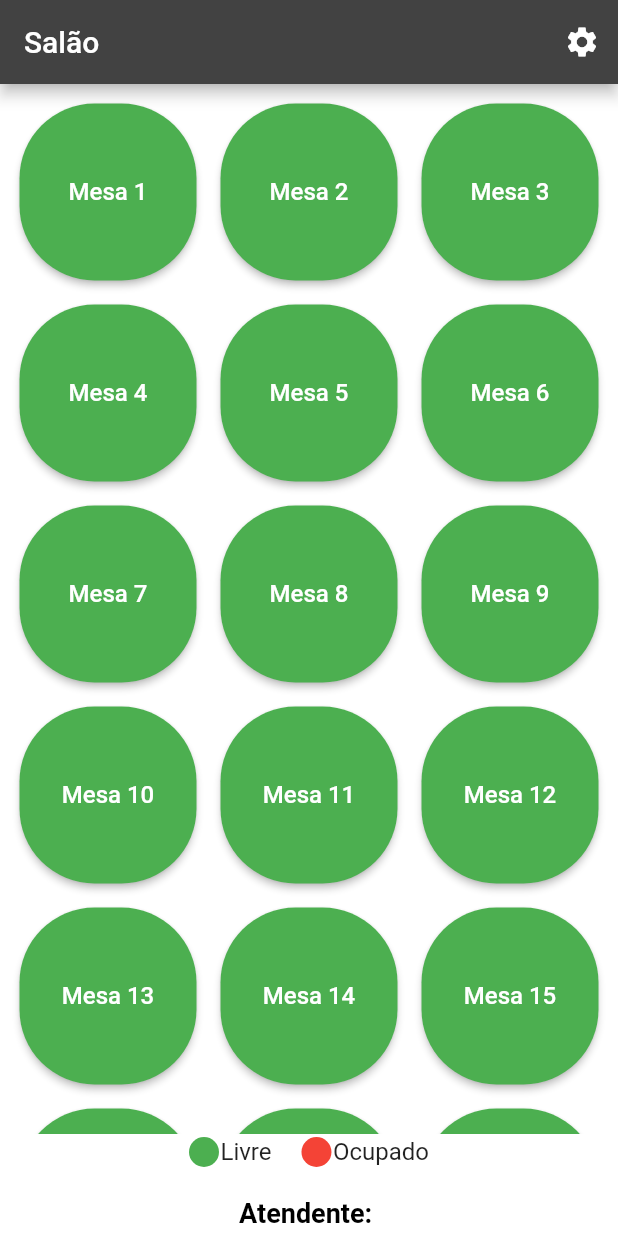
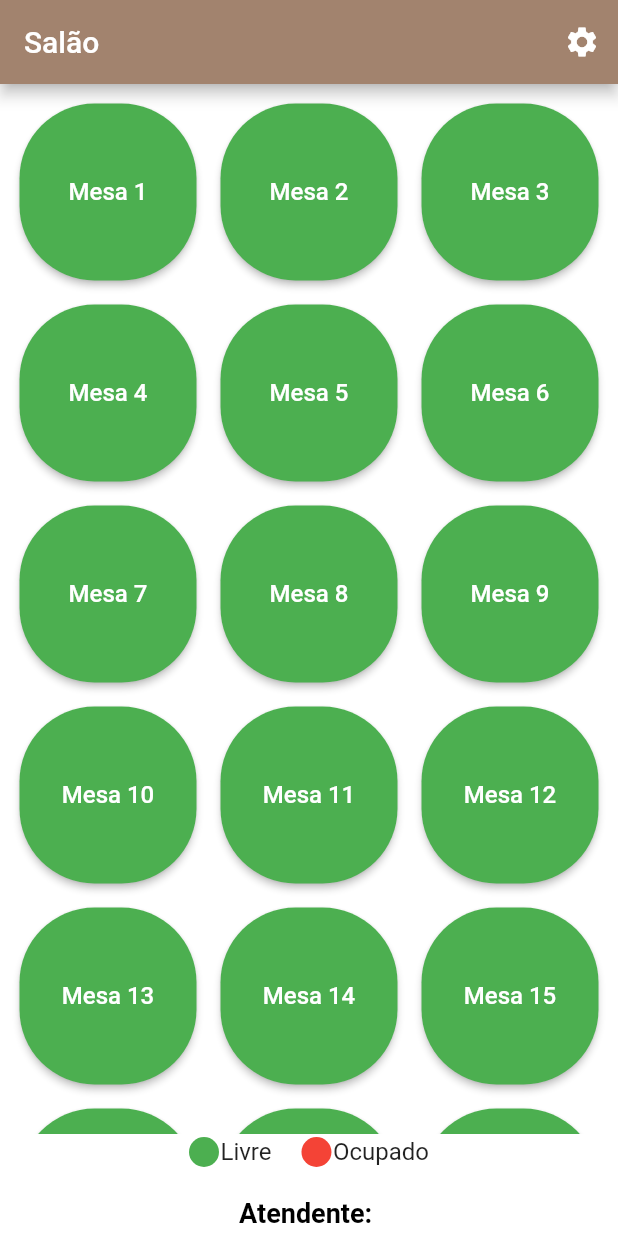
Before and after one commit to jotaaguiar/order_master, a Flutter app: the TelaInicial screen opened directly with empty values, on a phone screen of 412 x 824 dp. Run offline on Flutter 3.47's test engine with Material 2 defaults, Android fonts, the phone set to English and light mode, and no system bars; our stand-ins replace firebase_auth, firebase_core, sqflite; accounts and stored records are empty; generated files the repository leaves out were written again.

Commit message:
versao final

```diff
--- a/lib/screen/tela_inicial.dart
+++ b/lib/screen/tela_inicial.dart
@@ -16,7 +16,7 @@ class TelaInicial extends StatelessWidget {
     return Scaffold(
       appBar: AppBar(
         title: Text('Salão', style: TextStyle(color: Colors.white)),
-        backgroundColor: Colors.grey[800],
+        backgroundColor: Color(0xFFA2836E),
         iconTheme: IconThemeData(color: Colors.white),
         automaticallyImplyLeading: false,
         actions: [
@@ -73,6 +73,7 @@ class TelaInicial extends StatelessWidget {
             SizedBox(height: 2.0),
             Center(
               child: Container(
+
                 child: Column(
                   crossAxisAlignment: CrossAxisAlignment.center,
                   children: [
```
